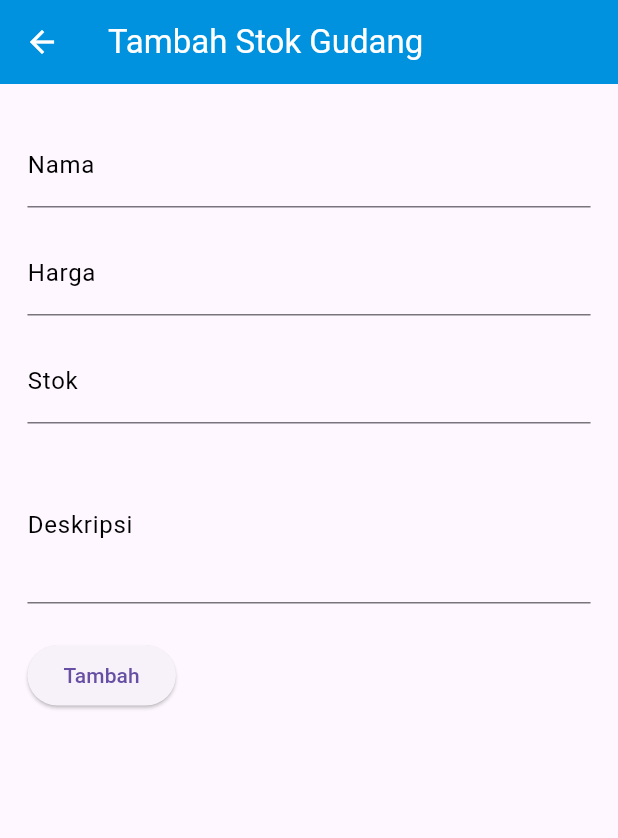
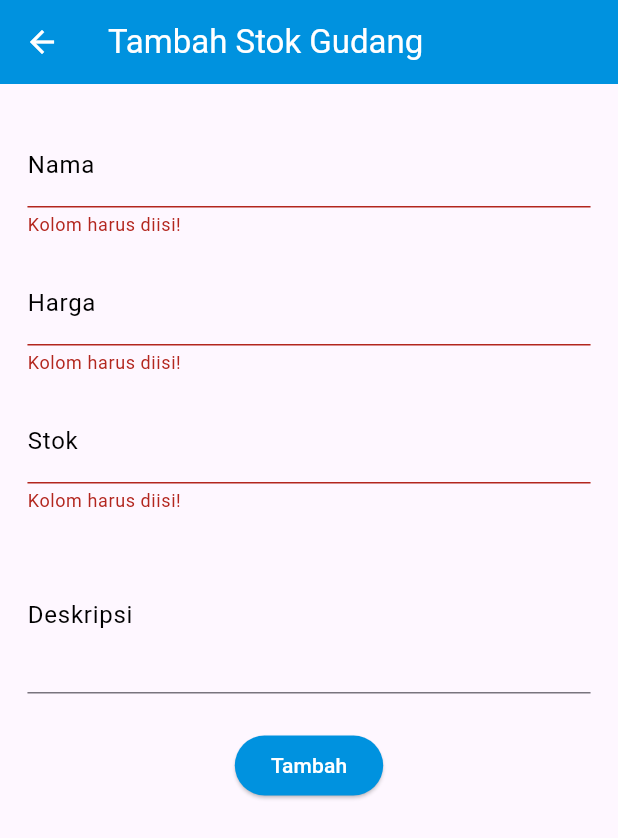
Before and after one commit to proyek-4/stocklab_fe, a Flutter app: the AddStockPage screen opened directly, after a tap on "Tambah", on a phone screen of 412 x 824 dp. Shown: the top 838 px of the screen. Run offline on Flutter 3.47's test engine with Material 3 defaults, Android fonts, the phone set to English and light mode, and no system bars; our stand-ins replace quickalert.

```diff
--- a/lib/models/Stock.dart
+++ b/lib/models/Stock.dart
@@ -1,6 +1,6 @@
 class Stock {
-  int id, price, quantity;
-  String name, description, image;
+  final int id, price, quantity;
+  final String name, description, image;
 
   Stock(
       {this.id = 0,
@@ -16,7 +16,7 @@ class Stock {
       price: json['price'],
       quantity: json['quantity'],
       name: json['name'],
-      description: json['description'],
+      description: json['description'] ?? '-',
       image: json['image'],
     );
   }
--- a/lib/pages/stock/add_stock_page.dart
+++ b/lib/pages/stock/add_stock_page.dart
@@ -1,6 +1,8 @@
 import 'package:flutter/material.dart';
 import '../../colors.dart';
 import '../../network/StockService.dart';
+import 'package:http/http.dart' as http;
+import 'package:quickalert/quickalert.dart';
 
 class AddStockPage extends StatefulWidget {
   AddStockPage() : super();
@@ -18,32 +20,68 @@ class _AddStockPageState extends State<AddStockPage> {
   TextEditingController _descriptionController = TextEditingController();
   late String _titleProgress;
 
-  _addStock() {
-    if (_nameController.text
-        .trim()
-        .isEmpty ||
-        _priceController.text
-            .trim()
-            .isEmpty ||
-        _quantityController.text
-            .trim()
-            .isEmpty) {
-      print("Empty fields");
-      return;
+  _addStock() async {
+    _showProgress('Menyimpan stok...');
+
+    try {
+      var url = Uri.parse('http://10.0.2.2:8000/api/stocks');
+      var response = await http.post(
+        url,
+        body: {
+          'name': _nameController.text,
+          'price': _priceController.text,
+          'quantity': _quantityController.text,
+          'description': _descriptionController.text,
+        },
+      );
+
+      if (response.statusCode == 200) {
+        await QuickAlert.show(
+          context: context,
+          type: QuickAlertType.success,
+          text: "Stok berhasil ditambah.",
+        );
+        Navigator.pop(context);
+      } else {
+        print('Failed to add stock: ${response.body}');
+        showDialog(
+          context: context,
+          builder: (BuildContext context) {
+            return AlertDialog(
+              title: Text('Error'),
+              content: Text('Failed to add stock. ${response.body}. Please try again.'),
+              actions: <Widget>[
+                TextButton(
+                  onPressed: () {
+                    Navigator.of(context).pop();
+                  },
+                  child: Text('OK'),
+                ),
+              ],
+            );
+          },
+        );
       }
-
-    _showProgress('Tambah Stok...');
-
-    StockService.addStock(
-      _nameController.text,
-      int.parse(_priceController.text),
-      int.parse(_quantityController.text),
-      _descriptionController.text,
-    ).then((result) {
-      if (result) {
+    } catch (e) {
+      print('Error adding stock: $e');
+      showDialog(
+        context: context,
+        builder: (BuildContext context) {
+          return AlertDialog(
+            title: Text('Error'),
+            content: Text('Failed to add stock. $e. Please try again.'),
+            actions: <Widget>[
+              TextButton(
+                onPressed: () {
+                  Navigator.of(context).pop();
+                },
+                child: Text('OK'),
+              ),
+            ],
+          );
+        },
+      );
     }
-      _clearValues();
-    });
   }
 
   _showProgress(String message) {
@@ -59,9 +97,12 @@ class _AddStockPageState extends State<AddStockPage> {
     _descriptionController.clear();
   }
 
+  final _formKey = GlobalKey<FormState>();
+
   @override
   Widget build(BuildContext context) {
     return Scaffold(
+      key: _formKey,
       appBar: AppBar(
         title: Text('Tambah Stok Gudang'),
         backgroundColor: primary,
@@ -69,6 +110,9 @@ class _AddStockPageState extends State<AddStockPage> {
       ),
       body: Padding(
         padding: const EdgeInsets.all(18.3),
+        child: SingleChildScrollView(
+          child: Form(
+            key : _formKey,
             child: Column(
               crossAxisAlignment: CrossAxisAlignment.start,
               children: [
@@ -80,24 +124,37 @@ class _AddStockPageState extends State<AddStockPage> {
                     decoration: InputDecoration(
                       labelText: 'Nama',
                       labelStyle: TextStyle(color: Colors.black),
-                  focusedBorder: OutlineInputBorder(
+                      focusedBorder: UnderlineInputBorder(
                         borderSide: BorderSide(color: primary),
                       ),
                     ),
+                    validator: (value) {
+                      if (value == null || value.isEmpty) {
+                        return 'Kolom harus diisi!';
+                      }
+                      return null;
+                    },
                   ),
                 ),
                 Padding(
                   padding: EdgeInsets.symmetric(vertical: 8.0),
                   child: TextFormField(
                     controller: _priceController,
+                    keyboardType: TextInputType.number,
                     cursorColor: Colors.black,
                     decoration: InputDecoration(
                       labelText: 'Harga',
                       labelStyle: TextStyle(color: Colors.black),
-                  focusedBorder: OutlineInputBorder(
+                      focusedBorder: UnderlineInputBorder(
                         borderSide: BorderSide(color: primary),
                       ),
                     ),
+                    validator: (value) {
+                      if (value == null || value.isEmpty) {
+                        return 'Kolom harus diisi!';
+                      }
+                      return null;
+                    },
                   ),
                 ),
                 Padding(
@@ -105,13 +162,20 @@ class _AddStockPageState extends State<AddStockPage> {
                   child: TextFormField(
                     controller: _quantityController,
                     cursorColor: Colors.black,
+                    keyboardType: TextInputType.number,
                     decoration: InputDecoration(
                       labelText: 'Stok',
                       labelStyle: TextStyle(color: Colors.black),
-                  focusedBorder: OutlineInputBorder(
+                      focusedBorder: UnderlineInputBorder(
                         borderSide: BorderSide(color: primary),
                       ),
                     ),
+                    validator: (value) {
+                      if (value == null || value.isEmpty) {
+                        return 'Kolom harus diisi!';
+                      }
+                      return null;
+                    },
                   ),
                 ),
                 Padding(
@@ -123,19 +187,33 @@ class _AddStockPageState extends State<AddStockPage> {
                     decoration: InputDecoration(
                       labelText: 'Deskripsi',
                       labelStyle: TextStyle(color: Colors.black),
-                  focusedBorder: OutlineInputBorder(
+                      focusedBorder: UnderlineInputBorder(
                         borderSide: BorderSide(color: primary),
                       ),
                     ),
                   ),
                 ),
                 SizedBox(height: 16),
-            ElevatedButton(
-              onPressed: _addStock,
+                Center(
+                  child: ElevatedButton(
+                    onPressed: () {
+                      if (_formKey.currentState!.validate()) {
+                        ScaffoldMessenger.of(context).showSnackBar(
+                          const SnackBar(content: Text('Processing Data')),
+                        );
+                        _addStock();
+                      }
+                    },
                     child: Text('Tambah'),
-              labelStyle: TextStyle(color: Colors.black),
+                    style: ElevatedButton.styleFrom(
+                      primary: primary,
+                      onPrimary: Colors.white,
+                    ),
+                  ),
                 ),
               ],
+            ),
+          ),
         ),
       ),
     );
--- a/lib/pages/stock_page.dart
+++ b/lib/pages/stock_page.dart
@@ -3,8 +3,8 @@ import '../colors.dart';
 import '../models/Stock.dart';
 import '../network/StockService.dart';
 import '../widgets/grid_item_stock.dart';
-import '../colors.dart';
 import 'stock/add_stock_page.dart';
+import '../provider/StockProvider.dart';
 
 class StockPage extends StatefulWidget {
   StockPage() : super();
--- a/pubspec.yaml
+++ b/pubspec.yaml
@@ -31,6 +31,7 @@ dependencies:
   flutter:
     sdk: flutter
   http: ^1.2.0
+  quickalert: 1.1.0
 
 
   # The following adds the Cupertino Icons font to your application.
@@ -38,6 +39,7 @@ dependencies:
   cupertino_icons: ^1.0.2
   curved_navigation_bar: ^1.0.3
   image_picker: ^1.0.7
+  provider: ^6.1.2
 
 dev_dependencies:
   flutter_test:
```
Also changed, not shown: lib/provider/StockProvider.dart (added, +13 -0 lines), pubspec.lock. Lines whose indentation alone changed are shown as unchanged.
